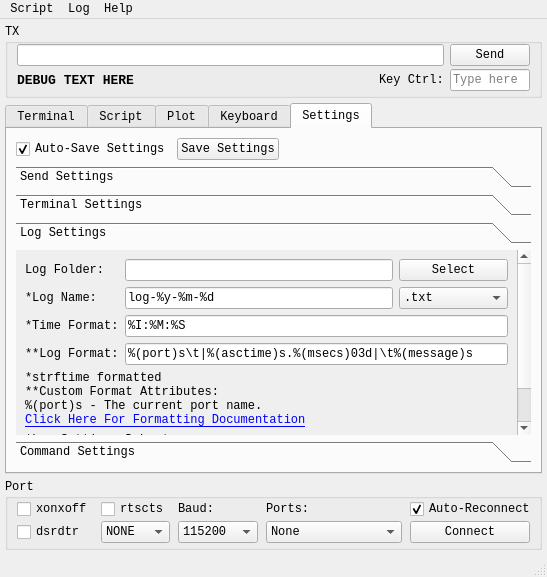
This is ui_files/serial_killer_main_window.ui in careweather/SerialKiller as Qt 5 draws it before an edit. The edited form follows.
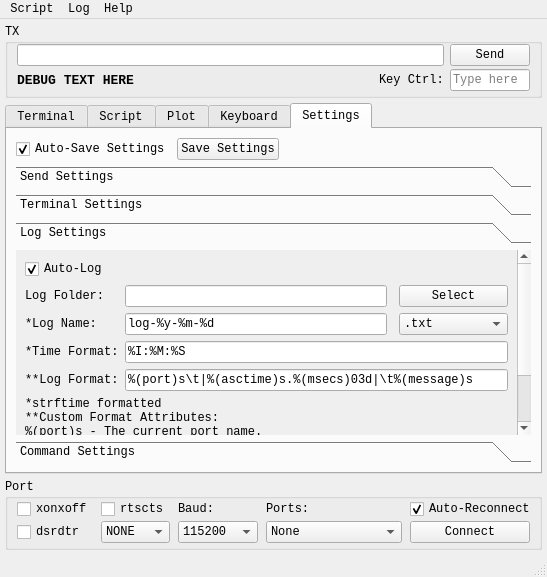
This is the edited form. The open tabs and pages were chosen to show the change. Custom widgets are drawn as their Qt base class.

What changed in the file:
```diff
--- a/ui_files/serial_killer_main_window.ui
+++ b/ui_files/serial_killer_main_window.ui
@@ -1398,15 +1398,56 @@
             <rect>
              <x>0</x>
              <y>0</y>
-             <width>316</width>
-             <height>247</height>
+             <width>496</width>
+             <height>275</height>
             </rect>
            </property>
            <attribute name="label">
             <string>Log Settings</string>
            </attribute>
            <layout class="QGridLayout" name="gridLayout_11">
-            <item row="8" column="3">
+            <item row="2" column="4">
+             <widget class="QPushButton" name="pushButton_log_path_select">
+              <property name="text">
+               <string>Select</string>
+              </property>
+             </widget>
+            </item>
+            <item row="8" column="0" colspan="2">
+             <widget class="QLabel" name="label_log_settings_debug">
+              <property name="text">
+               <string>*Log Settings Debug*</string>
+              </property>
+             </widget>
+            </item>
+            <item row="5" column="1" colspan="4">
+             <widget class="QLineEdit" name="lineEdit_time_format">
+              <property name="text">
+               <string>%I:%M:%S</string>
+              </property>
+             </widget>
+            </item>
+            <item row="6" column="1" colspan="4">
+             <widget class="QLineEdit" name="lineEdit_log_format">
+              <property name="text">
+               <string>%(port)s\t|%(asctime)s.%(msecs)03d|\t%(message)s</string>
+              </property>
+             </widget>
+            </item>
+            <item row="10" column="4">
+             <spacer name="verticalSpacer_2">
+              <property name="orientation">
+               <enum>Qt::Vertical</enum>
+              </property>
+              <property name="sizeHint" stdset="0">
+               <size>
+                <width>20</width>
+                <height>40</height>
+               </size>
+              </property>
+             </spacer>
+            </item>
+            <item row="11" column="4">
              <widget class="QPushButton" name="pushButton_restart_logger">
               <property name="enabled">
                <bool>false</bool>
@@ -1416,56 +1457,17 @@
               </property>
              </widget>
             </item>
-            <item row="1" column="1" colspan="2">
-             <widget class="QLineEdit" name="lineEdit_log_name">
+            <item row="7" column="0" colspan="5">
+             <widget class="QLabel" name="label_19">
               <property name="text">
-               <string>log-%y-%m-%d</string>
+               <string>&lt;html&gt;&lt;head/&gt;&lt;body&gt;&lt;p&gt;*strftime formatted &lt;br/&gt;**Custom Format Attributes:&lt;br/&gt;	%(port)s - The current port name.&lt;br/&gt;&lt;a href=&quot;https://docs.python.org/3/library/logging.html#logrecord-attributes&quot;&gt;&lt;span style=&quot; text-decoration: underline; color:#0000ff;&quot;&gt;Click Here For Formatting Documentation&lt;/span&gt;&lt;/a&gt;&lt;/p&gt;&lt;/body&gt;&lt;/html&gt;</string>
               </property>
-             </widget>
-            </item>
-            <item row="0" column="0">
-             <widget class="QLabel" name="label_20">
-              <property name="sizePolicy">
-               <sizepolicy hsizetype="Maximum" vsizetype="Preferred">
-                <horstretch>0</horstretch>
-                <verstretch>0</verstretch>
-               </sizepolicy>
+              <property name="openExternalLinks">
+               <bool>true</bool>
               </property>
-              <property name="text">
-               <string>Log Folder:</string>
-              </property>
              </widget>
             </item>
-            <item row="1" column="0">
-             <widget class="QLabel" name="label_21">
-              <property name="sizePolicy">
-               <sizepolicy hsizetype="Maximum" vsizetype="Preferred">
-                <horstretch>0</horstretch>
-                <verstretch>0</verstretch>
-               </sizepolicy>
-              </property>
-              <property name="text">
-               <string>*Log Name:</string>
-              </property>
-             </widget>
-            </item>
-            <item row="8" column="2">
-             <spacer name="horizontalSpacer_8">
-              <property name="orientation">
-               <enum>Qt::Horizontal</enum>
-              </property>
-              <property name="sizeHint" stdset="0">
-               <size>
-                <width>40</width>
-                <height>20</height>
-               </size>
-              </property>
-             </spacer>
-            </item>
-            <item row="0" column="1" colspan="2">
-             <widget class="QLineEdit" name="lineEdit_log_folder"/>
-            </item>
-            <item row="1" column="3">
+            <item row="3" column="4">
              <widget class="QComboBox" name="comboBox_log_name_extension">
               <item>
                <property name="text">
@@ -1484,7 +1486,20 @@
               </item>
              </widget>
             </item>
-            <item row="3" column="0">
+            <item row="11" column="2">
+             <spacer name="horizontalSpacer_8">
+              <property name="orientation">
+               <enum>Qt::Horizontal</enum>
+              </property>
+              <property name="sizeHint" stdset="0">
+               <size>
+                <width>40</width>
+                <height>20</height>
+               </size>
+              </property>
+             </spacer>
+            </item>
+            <item row="6" column="0">
              <widget class="QLabel" name="label_log_format">
               <property name="sizePolicy">
                <sizepolicy hsizetype="Maximum" vsizetype="Preferred">
@@ -1497,41 +1512,23 @@
               </property>
              </widget>
             </item>
-            <item row="2" column="1" colspan="3">
-             <widget class="QLineEdit" name="lineEdit_time_format">
-              <property name="text">
-               <string>%I:%M:%S</string>
-              </property>
-             </widget>
-            </item>
-            <item row="0" column="3">
-             <widget class="QPushButton" name="pushButton_log_path_select">
-              <property name="text">
-               <string>Select</string>
-              </property>
-             </widget>
-            </item>
-            <item row="3" column="1" colspan="3">
-             <widget class="QLineEdit" name="lineEdit_log_format">
-              <property name="text">
-               <string>%(port)s\t|%(asctime)s.%(msecs)03d|\t%(message)s</string>
-              </property>
-             </widget>
-            </item>
-            <item row="7" column="3">
-             <spacer name="verticalSpacer_2">
-              <property name="orientation">
-               <enum>Qt::Vertical</enum>
-              </property>
-              <property name="sizeHint" stdset="0">
-               <size>
-                <width>20</width>
-                <height>40</height>
-               </size>
-              </property>
-             </spacer>
-            </item>
             <item row="2" column="0">
+             <widget class="QLabel" name="label_20">
+              <property name="sizePolicy">
+               <sizepolicy hsizetype="Maximum" vsizetype="Preferred">
+                <horstretch>0</horstretch>
+                <verstretch>0</verstretch>
+               </sizepolicy>
+              </property>
+              <property name="text">
+               <string>Log Folder:</string>
+              </property>
+             </widget>
+            </item>
+            <item row="2" column="1" colspan="2">
+             <widget class="QLineEdit" name="lineEdit_log_folder"/>
+            </item>
+            <item row="5" column="0">
              <widget class="QLabel" name="label_time_format">
               <property name="sizePolicy">
                <sizepolicy hsizetype="Maximum" vsizetype="Preferred">
@@ -1544,23 +1541,36 @@
               </property>
              </widget>
             </item>
-            <item row="4" column="0" colspan="4">
-             <widget class="QLabel" name="label_19">
+            <item row="3" column="0">
+             <widget class="QLabel" name="label_21">
+              <property name="sizePolicy">
+               <sizepolicy hsizetype="Maximum" vsizetype="Preferred">
+                <horstretch>0</horstretch>
+                <verstretch>0</verstretch>
+               </sizepolicy>
+              </property>
               <property name="text">
-               <string>&lt;html&gt;&lt;head/&gt;&lt;body&gt;&lt;p&gt;*strftime formatted &lt;br/&gt;**Custom Format Attributes:&lt;br/&gt;	%(port)s - The current port name.&lt;br/&gt;&lt;a href=&quot;https://docs.python.org/3/library/logging.html#logrecord-attributes&quot;&gt;&lt;span style=&quot; text-decoration: underline; color:#0000ff;&quot;&gt;Click Here For Formatting Documentation&lt;/span&gt;&lt;/a&gt;&lt;/p&gt;&lt;/body&gt;&lt;/html&gt;</string>
+               <string>*Log Name:</string>
               </property>
-              <property name="openExternalLinks">
+             </widget>
+            </item>
+            <item row="3" column="1" colspan="2">
+             <widget class="QLineEdit" name="lineEdit_log_name">
+              <property name="text">
+               <string>log-%y-%m-%d</string>
+              </property>
+             </widget>
+            </item>
+            <item row="1" column="0">
+             <widget class="QCheckBox" name="checkBox_autolog">
+              <property name="text">
+               <string>Auto-Log</string>
+              </property>
+              <property name="checked">
                <bool>true</bool>
               </property>
              </widget>
             </item>
-            <item row="5" column="0" colspan="2">
-             <widget class="QLabel" name="label_log_settings_debug">
-              <property name="text">
-               <string>*Log Settings Debug*</string>
-              </property>
-             </widget>
-            </item>
            </layout>
           </widget>
           <widget class="QWidget" name="page_command_settings">
```
Left out of the diff: 12 changed lines with no effect on the pictures.
